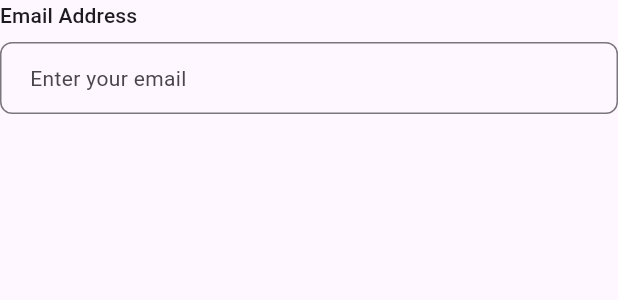
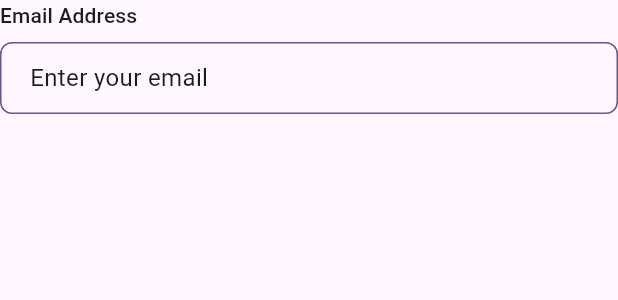
Before and after one commit to ARau87/hives, a Flutter app: the HivesTextField widget shown alone on an empty page, opened directly, on a phone screen of 412 x 824 dp. Shown: the top 300 px of the screen. Run offline on Flutter 3.47's test engine with Material 3 defaults, Android fonts, the phone set to English and light mode, and no system bars; missing offline and left inert: widgetbook, widgetbook_annotation.

Commit message:
feat: enhance input theme with customizable hint font size and improved border styles

```diff
--- a/packages/ui/lib/src/components/inputs/hives_text_field.dart
+++ b/packages/ui/lib/src/components/inputs/hives_text_field.dart
@@ -142,10 +142,16 @@ class _HivesTextFieldState extends State<HivesTextField> {
           obscureText: widget.isPassword && !_isPasswordVisible,
           onChanged: widget.onChanged,
           onSubmitted: (_) => widget.onSubmitted?.call(),
+          style: theme.textTheme.bodyMedium?.copyWith(
+            fontSize: inputTokens?.hintFontSize ?? 16.0,
+          ),
           decoration:
               widget.decoration ??
               InputDecoration(
                 hintText: widget.hint,
+                hintStyle: theme.textTheme.bodyMedium?.copyWith(
+                  fontSize: inputTokens?.hintFontSize ?? 16.0,
+                ),
                 prefixIcon: widget.prefixIcon,
                 suffixIcon: widget.isPassword
                     ? GestureDetector(
@@ -162,14 +168,16 @@ class _HivesTextFieldState extends State<HivesTextField> {
                       )
                     : widget.suffixIcon,
                 errorText: widget.errorText,
+                filled: true,
+                fillColor: widget.isEnabled
+                    ? Colors.transparent
+                    : Colors.grey.withValues(alpha: 0.1),
                 border: OutlineInputBorder(
                   borderRadius: BorderRadius.circular(
                     inputTokens?.borderRadius ?? 8.0,
                   ),
                   borderSide: BorderSide(
-                    color: hasError
-                        ? theme.colorScheme.error
-                        : theme.colorScheme.outline,
+                    color: theme.colorScheme.primary,
                     width: inputTokens?.borderWidth ?? 1.0,
                   ),
                 ),
@@ -184,12 +192,49 @@ class _HivesTextFieldState extends State<HivesTextField> {
                     width: inputTokens?.focusedBorderWidth ?? 2.0,
                   ),
                 ),
+                enabledBorder: OutlineInputBorder(
+                  borderRadius: BorderRadius.circular(
+                    inputTokens?.borderRadius ?? 8.0,
+                  ),
+                  borderSide: BorderSide(
+                    color: hasError
+                        ? theme.colorScheme.error
+                        : theme.colorScheme.primary,
+                    width: inputTokens?.borderWidth ?? 1.0,
+                  ),
+                ),
+                errorBorder: OutlineInputBorder(
+                  borderRadius: BorderRadius.circular(
+                    inputTokens?.borderRadius ?? 8.0,
+                  ),
+                  borderSide: BorderSide(
+                    color: theme.colorScheme.error,
+                    width: inputTokens?.borderWidth ?? 1.0,
+                  ),
+                ),
+                focusedErrorBorder: OutlineInputBorder(
+                  borderRadius: BorderRadius.circular(
+                    inputTokens?.borderRadius ?? 8.0,
+                  ),
+                  borderSide: BorderSide(
+                    color: theme.colorScheme.error,
+                    width: inputTokens?.focusedBorderWidth ?? 2.0,
+                  ),
+                ),
+                disabledBorder: OutlineInputBorder(
+                  borderRadius: BorderRadius.circular(
+                    inputTokens?.borderRadius ?? 8.0,
+                  ),
+                  borderSide: BorderSide(
+                    color: Colors.grey,
+                    width: inputTokens?.borderWidth ?? 1.0,
+                  ),
+                ),
                 contentPadding: EdgeInsets.symmetric(
                   horizontal: inputTokens?.paddingHorizontal ?? 16.0,
                   vertical: inputTokens?.paddingVertical ?? 12.0,
                 ),
               ),
-          style: theme.textTheme.bodyMedium,
         ),
       ],
     );
--- a/packages/ui/lib/src/theme/input_theme.dart
+++ b/packages/ui/lib/src/theme/input_theme.dart
@@ -31,6 +31,9 @@ class InputThemeTokens extends ThemeExtension<InputThemeTokens> {
   /// Duration of focus/blur animations.
   final Duration animationDuration;
 
+  /// Font size for hint text.
+  final double hintFontSize;
+
   const InputThemeTokens({
     required this.paddingHorizontal,
     required this.paddingVertical,
@@ -40,6 +43,7 @@ class InputThemeTokens extends ThemeExtension<InputThemeTokens> {
     required this.minHeight,
     required this.disabledOpacity,
     required this.animationDuration,
+    required this.hintFontSize,
   });
 
   /// Creates standard input theme tokens.
@@ -48,11 +52,12 @@ class InputThemeTokens extends ThemeExtension<InputThemeTokens> {
       paddingHorizontal: 16.0,
       paddingVertical: 12.0,
       borderRadius: 8.0,
-      borderWidth: 1.0,
-      focusedBorderWidth: 2.0,
+      borderWidth: 1.5,
+      focusedBorderWidth: 2.5,
       minHeight: 48.0,
       disabledOpacity: 0.5,
       animationDuration: Duration(milliseconds: 200),
+      hintFontSize: 16.0,
     );
   }
 
@@ -66,6 +71,7 @@ class InputThemeTokens extends ThemeExtension<InputThemeTokens> {
     double? minHeight,
     double? disabledOpacity,
     Duration? animationDuration,
+    double? hintFontSize,
   }) {
     return InputThemeTokens(
       paddingHorizontal: paddingHorizontal ?? this.paddingHorizontal,
@@ -76,6 +82,7 @@ class InputThemeTokens extends ThemeExtension<InputThemeTokens> {
       minHeight: minHeight ?? this.minHeight,
       disabledOpacity: disabledOpacity ?? this.disabledOpacity,
       animationDuration: animationDuration ?? this.animationDuration,
+      hintFontSize: hintFontSize ?? this.hintFontSize,
     );
   }
 
@@ -101,6 +108,8 @@ class InputThemeTokens extends ThemeExtension<InputThemeTokens> {
       disabledOpacity:
           lerpDouble(disabledOpacity, other.disabledOpacity, t) ??
           disabledOpacity,
+      hintFontSize:
+          lerpDouble(hintFontSize, other.hintFontSize, t) ?? hintFontSize,
       animationDuration: animationDuration,
     );
   }
```
